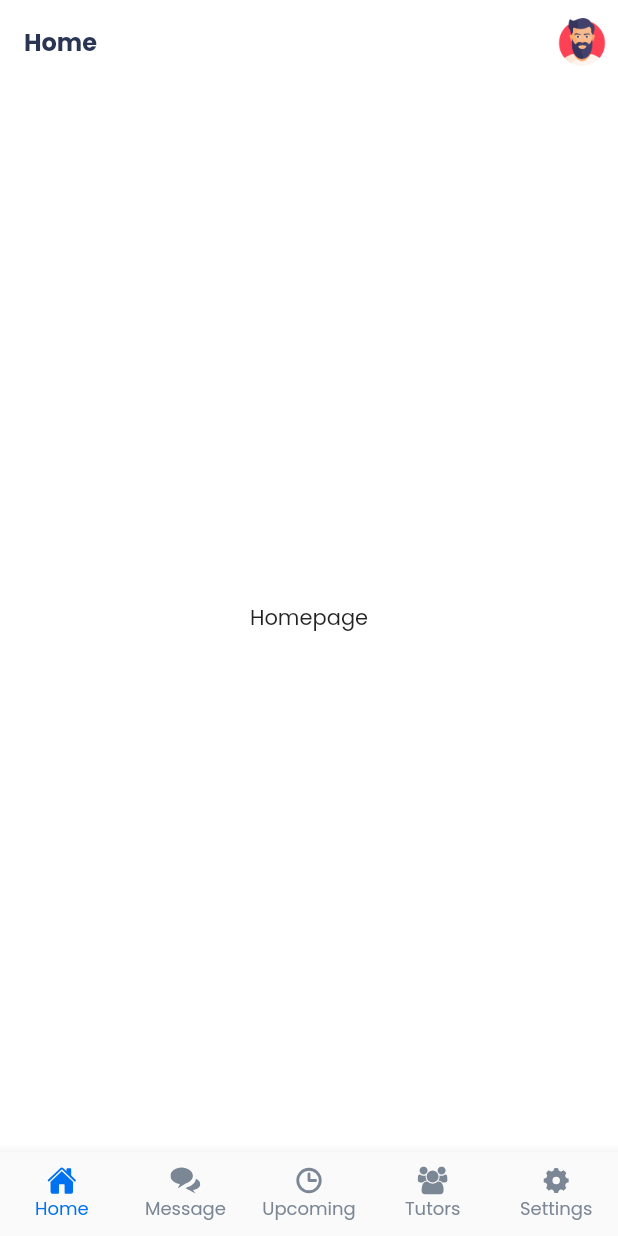
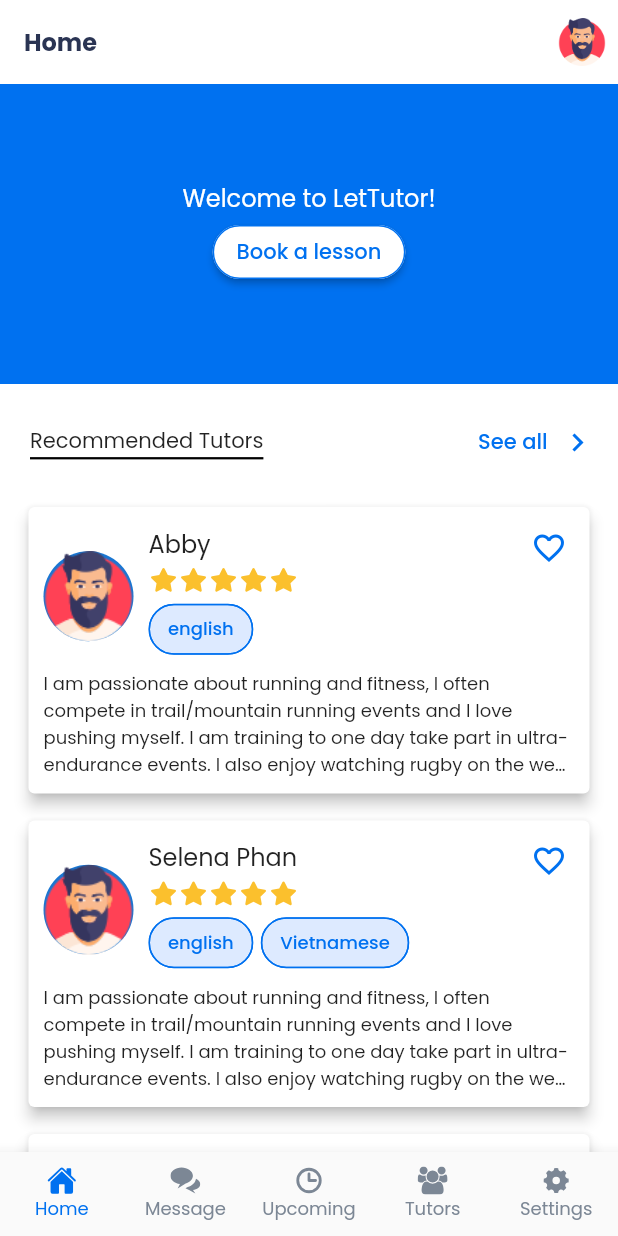
Before and after one commit to Cpp4Life/flutter-lettutor-app, a Flutter app: the LetTutorTabsScreen screen opened by its route, on a phone screen of 412 x 824 dp. Run offline on Flutter 3.47's test engine with Material 2 defaults, Android fonts, the phone set to English and light mode, and no system bars; our stand-ins replace flutter_svg.

Commit message:
finish home tab screen

```diff
--- a/lib/core/styles/colors.dart
+++ b/lib/core/styles/colors.dart
@@ -3,6 +3,7 @@ import 'package:flutter/material.dart';
 class LetTutorColors {
   // Primary
   static const primaryBlue = Color.fromRGBO(0, 113, 240, 1);
+  static const softBlue = Color.fromRGBO(221, 234, 255, 1);
 
   // Secondary
   static const secondaryDarkBlue = Color.fromRGBO(42, 52, 83, 1.0);
--- a/lib/main.dart
+++ b/lib/main.dart
@@ -1,7 +1,7 @@
 import 'package:flutter/material.dart';
 
 import 'screens/auth/login_screen.dart';
-import 'screens/intro_screen.dart';
+import 'screens/onboard_screen.dart';
 import 'screens/tabs_screen.dart';
 
 void main() => runApp(const MyApp());
--- /dev/null
+++ b/lib/screens/home/home_screen.dart
@@ -0,0 +1,148 @@
+import 'package:flutter/material.dart';
+import 'package:flutter_svg/flutter_svg.dart';
+
+import '../../core/assets/assets.dart';
+import '../../core/styles/styles.dart';
+import '../../widgets/tutor_card.dart';
+
+class LetTutorHomeScreen extends StatelessWidget {
+  const LetTutorHomeScreen({super.key});
+
+  @override
+  Widget build(BuildContext context) {
+    return Column(
+      children: [
+        Container(
+          height: 200,
+          width: double.infinity,
+          color: LetTutorColors.primaryBlue,
+          child: Column(
+            mainAxisAlignment: MainAxisAlignment.center,
+            children: [
+              const Text(
+                'Welcome to LetTutor!',
+                style: TextStyle(
+                  color: Colors.white,
+                  fontSize: LetTutorFontSizes.px16,
+                ),
+              ),
+              ElevatedButton(
+                onPressed: () {},
+                style: ElevatedButton.styleFrom(
+                  backgroundColor: Colors.white,
+                  shape: RoundedRectangleBorder(
+                    borderRadius: BorderRadius.circular(50),
+                  ),
+                  side: const BorderSide(color: LetTutorColors.primaryBlue),
+                ),
+                child: const Text(
+                  'Book a lesson',
+                  style: TextStyle(
+                    color: LetTutorColors.primaryBlue,
+                  ),
+                ),
+              )
+            ],
+          ),
+        ),
+        Column(
+          children: [
+            Container(
+              padding: const EdgeInsets.fromLTRB(20, 15, 15, 15),
+              child: Row(
+                mainAxisAlignment: MainAxisAlignment.spaceBetween,
+                children: [
+                  Container(
+                    decoration: const BoxDecoration(
+                      border: Border(
+                        bottom: BorderSide(
+                          width: 1.5, // Underline thickness
+                        ),
+                      ),
+                    ),
+                    child: const Text(
+                      'Recommended Tutors',
+                      style: TextStyle(
+                        fontSize: LetTutorFontSizes.px14,
+                      ),
+                    ),
+                  ),
+                  Directionality(
+                    textDirection: TextDirection.rtl,
+                    child: TextButton.icon(
+                      onPressed: () {},
+                      style: TextButton.styleFrom(
+                        padding: EdgeInsets.zero,
+                        splashFactory: NoSplash.splashFactory,
+                      ),
+                      icon: SvgPicture.asset(
+                        LetTutorSvg.next,
+                        color: LetTutorColors.primaryBlue,
+                      ),
+                      label: const Text(
+                        'See all',
+                        style: TextStyle(
+                          color: LetTutorColors.primaryBlue,
+                          fontSize: LetTutorFontSizes.px14,
+                        ),
+                      ),
+                    ),
+                  ),
+                ],
+              ),
+            ),
+            Container(
+              margin: const EdgeInsets.only(left: 15, right: 15),
+              child: ListView.builder(
+                itemCount: recommendedTutors.length,
+                itemBuilder: (context, index) {
+                  return TutorCardWidget(
+                    name: recommendedTutors[index]['name'] as String,
+                    avatar: '',
+                    intro: recommendedTutors[index]['intro'] as String,
+                    tags: recommendedTutors[index]['tags'] as List<String>,
+                  );
+                },
+                shrinkWrap: true,
+                physics: const NeverScrollableScrollPhysics(),
+              ),
+            )
+          ],
+        ),
+      ],
+    );
+  }
+}
+
+const recommendedTutors = [
+  {
+    "name": "Abby",
+    "tags": ["english"],
+    "intro":
+        "I am passionate about running and fitness, I often compete in trail/mountain running events and I love pushing myself. I am training to one day take part in ultra-endurance events. I also enjoy watching rugby on the weekends, reading and watching podcasts on Youtube. My most memorable life experience would be living in and traveling around Southeast Asia.",
+  },
+  {
+    "name": "Selena Phan",
+    "tags": ["english", "Vietnamese"],
+    "intro":
+        "I am passionate about running and fitness, I often compete in trail/mountain running events and I love pushing myself. I am training to one day take part in ultra-endurance events. I also enjoy watching rugby on the weekends, reading and watching podcasts on Youtube. My most memorable life experience would be living in and traveling around Southeast Asia.",
+  },
+  {
+    "name": "Kathy Huynh",
+    "tags": ["English", "Vietnamese"],
+    "intro":
+        "I am passionate about running and fitness, I often compete in trail/mountain running events and I love pushing myself. I am training to one day take part in ultra-endurance events. I also enjoy watching rugby on the weekends, reading and watching podcasts on Youtube. My most memorable life experience would be living in and traveling around Southeast Asia.",
+  },
+  {
+    "name": "Jovieline",
+    "tags": [
+      "english",
+      "Vietnamese",
+      "Basic French",
+      "Basic German",
+      "Basic Mandarin Chinese"
+    ],
+    "intro":
+        "I am passionate about running and fitness, I often compete in trail/mountain running events and I love pushing myself. I am training to one day take part in ultra-endurance events. I also enjoy watching rugby on the weekends, reading and watching podcasts on Youtube. My most memorable life experience would be living in and traveling around Southeast Asia.",
+  },
+];
--- a/lib/screens/tabs_screen.dart
+++ b/lib/screens/tabs_screen.dart
@@ -3,6 +3,7 @@ import 'package:flutter/material.dart';
 import '../core/assets/assets.dart';
 import '../core/styles/styles.dart';
 import '../widgets/nav_item.dart';
+import 'home/home_screen.dart';
 
 class LetTutorTabsScreen extends StatefulWidget {
   static const routeName = '/home';
@@ -20,11 +21,11 @@ class _LetTutorTabsScreenState extends State<LetTutorTabsScreen> {
   @override
   void initState() {
     _pages = [
-      {'page': '', 'title': 'Home'},
-      {'page': '', 'title': 'Message'},
-      {'page': '', 'title': 'Upcoming'},
-      {'page': '', 'title': 'Tutors'},
-      {'page': '', 'title': 'Settings'},
+      {'page': const LetTutorHomeScreen(), 'title': 'Home'},
+      {'page': const Center(child: Text('Message')), 'title': 'Message'},
+      {'page': const Center(child: Text('Upcoming')), 'title': 'Upcoming'},
+      {'page': const Center(child: Text('Tutors')), 'title': 'Tutors'},
+      {'page': const Center(child: Text('Settings')), 'title': 'Settings'},
     ];
     super.initState();
   }
@@ -62,8 +63,8 @@ class _LetTutorTabsScreenState extends State<LetTutorTabsScreen> {
             : [],
         automaticallyImplyLeading: false,
       ),
-      body: const Center(
-        child: Text('Homepage'),
+      body: SingleChildScrollView(
+        child: _pages[_selectedPageIndex]['page'] as Widget,
       ),
       bottomNavigationBar: BottomNavigationBar(
         onTap: _selectPage,
--- /dev/null
+++ b/lib/widgets/rating_widget.dart
@@ -0,0 +1,46 @@
+import 'package:flutter/material.dart';
+import 'package:flutter_svg/flutter_svg.dart';
+
+import '../core/assets/assets.dart';
+
+class RatingWidget extends StatelessWidget {
+  const RatingWidget({Key? key}) : super(key: key);
+
+  @override
+  Widget build(BuildContext context) {
+    return Row(
+      children: [
+        SvgPicture.asset(
+          LetTutorSvg.filledStar,
+          width: 20,
+          height: 20,
+          color: Colors.yellow[700],
+        ),
+        SvgPicture.asset(
+          LetTutorSvg.filledStar,
+          width: 20,
+          height: 20,
+          color: Colors.yellow[700],
+        ),
+        SvgPicture.asset(
+          LetTutorSvg.filledStar,
+          width: 20,
+          height: 20,
+          color: Colors.yellow[700],
+        ),
+        SvgPicture.asset(
+          LetTutorSvg.filledStar,
+          width: 20,
+          height: 20,
+          color: Colors.yellow[700],
+        ),
+        SvgPicture.asset(
+          LetTutorSvg.filledStar,
+          width: 20,
+          height: 20,
+          color: Colors.yellow[700],
+        ),
+      ],
+    );
+  }
+}
--- /dev/null
+++ b/lib/widgets/tutor_card.dart
@@ -0,0 +1,121 @@
+import 'package:flutter/material.dart';
+
+import '../core/assets/assets.dart';
+import '../core/styles/styles.dart';
+import 'rating_widget.dart';
+
+class TutorCardWidget extends StatelessWidget {
+  final String name;
+  final String intro;
+  final String avatar;
+  final List<String> tags;
+
+  const TutorCardWidget({
+    required this.name,
+    required this.intro,
+    required this.avatar,
+    required this.tags,
+    super.key,
+  });
+
+  @override
+  Widget build(BuildContext context) {
+    return Container(
+      margin: const EdgeInsets.only(bottom: 10),
+      child: InkWell(
+        onTap: () {},
+        child: Card(
+          elevation: 4,
+          child: Container(
+            padding: const EdgeInsets.all(10),
+            child: Column(
+              children: [
+                Container(
+                  margin: const EdgeInsets.only(bottom: 10),
+                  child: Row(
+                    crossAxisAlignment: CrossAxisAlignment.center,
+                    children: [
+                      Container(
+                        margin: const EdgeInsets.only(right: 10, top: 10),
+                        child: CircleAvatar(
+                          radius: 30,
+                          child: Image.asset(LetTutorImages.avatar),
+                        ),
+                      ),
+                      Expanded(
+                        child: Column(
+                          children: [
+                            Row(
+                              mainAxisAlignment: MainAxisAlignment.spaceBetween,
+                              children: [
+                                Text(
+                                  name,
+                                  style: const TextStyle(
+                                    fontSize: LetTutorFontSizes.px16,
+                                  ),
+                                ),
+                                IconButton(
+                                  padding: const EdgeInsets.only(top: 5, right: 5),
+                                  constraints: const BoxConstraints(),
+                                  onPressed: () {},
+                                  splashColor: Colors.transparent,
+                                  icon: const Icon(
+                                    Icons.favorite_border_outlined,
+                                    color: LetTutorColors.primaryBlue,
+                                  ),
+                                ),
+                              ],
+                            ),
+                            Container(
+                              margin: const EdgeInsets.only(bottom: 5),
+                              child: const RatingWidget(),
+                            ),
+                            SizedBox(
+                              height: 35,
+                              width: double.infinity,
+                              child: ListView.builder(
+                                padding: EdgeInsets.zero,
+                                scrollDirection: Axis.horizontal,
+                                itemCount: tags.length,
+                                itemBuilder: (context, index) {
+                                  return Container(
+                                    margin: const EdgeInsets.only(right: 5),
+                                    child: Chip(
+                                      backgroundColor: LetTutorColors.softBlue,
+                                      side: const BorderSide(
+                                        color: LetTutorColors.primaryBlue,
+                                      ),
+                                      label: Text(
+                                        tags[index],
+                                        style: const TextStyle(
+                                          fontSize: LetTutorFontSizes.px12,
+                                          color: LetTutorColors.primaryBlue,
+                                        ),
+                                      ),
+                                    ),
+                                  );
+                                },
+                              ),
+                            )
+                          ],
+                        ),
+                      ),
+                    ],
+                  ),
+                ),
+                Text(
+                  intro,
+                  overflow: TextOverflow.ellipsis,
+                  maxLines: 4,
+                  style: const TextStyle(
+                    fontSize: LetTutorFontSizes.px12,
+                  ),
+                ),
+              ],
+            ),
+          ),
+        ),
+      ),
+    );
+  }
+}
```
Also changed, not shown: lib/screens/onboard_screen.dart (renamed from lib/screens/intro_screen.dart).
